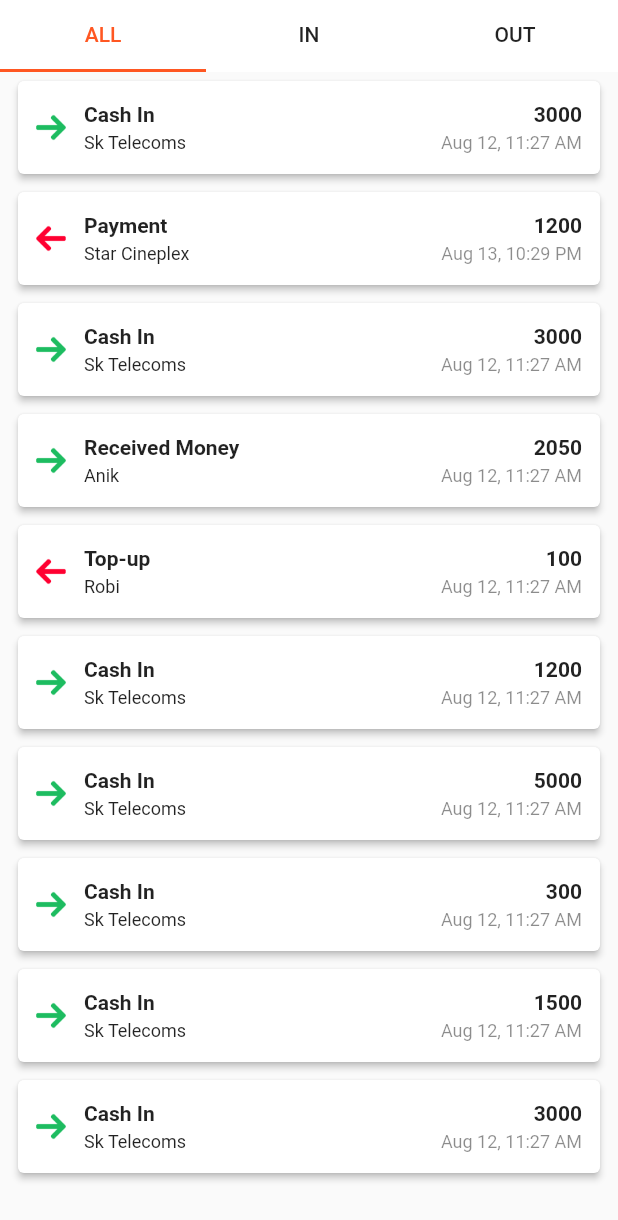
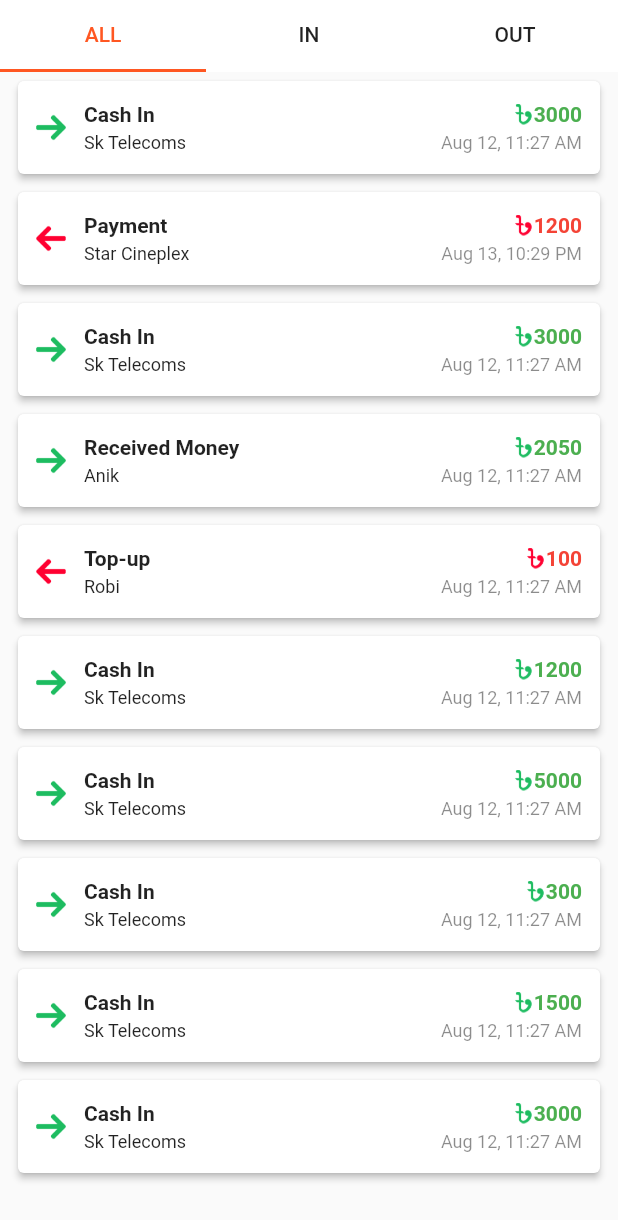
Before and after one commit to evanemran/nagad_cLone, a Flutter app: the TransactionViewpager screen opened directly, on a phone screen of 412 x 824 dp. Shown: the top 1220 px of the screen. Run offline on Flutter 3.47's test engine with Material 2 defaults, Android fonts, the phone set to English and light mode, and no system bars; our stand-ins replace carousel_slider.

Commit message:
transactions updated

```diff
--- a/lib/models/transactions.dart
+++ b/lib/models/transactions.dart
@@ -6,7 +6,8 @@ class Transactions {
   String tTime = "";
   String tAmt = "";
   String tAmtIcon = "";
+  String tType = "";
 
   Transactions({required this.tId, required this.tIcon, required this.tTitle, required this.tBody,
-    required this.tTime, required this.tAmt, required this.tAmtIcon});
+    required this.tTime, required this.tAmt, required this.tAmtIcon, required this.tType});
 }
--- a/lib/styles/AppTheme.dart
+++ b/lib/styles/AppTheme.dart
@@ -26,4 +26,10 @@ class AppTheme {
 
   static final TextStyle tTimeText =
   TextStyle(fontSize: 12.0,fontWeight:FontWeight.normal, color: Colors.black45,fontFamily: "Roboto");
+
+  static final TextStyle inAmtText =
+  TextStyle(fontSize: 14.0,fontWeight:FontWeight.bold, color: Colors.green,fontFamily: "Roboto");
+
+  static final TextStyle outAmtText =
+  TextStyle(fontSize: 14.0,fontWeight:FontWeight.bold, color: Colors.red,fontFamily: "Roboto");
 }
--- a/lib/widgets/transaction_viewpager.dart
+++ b/lib/widgets/transaction_viewpager.dart
@@ -16,35 +16,35 @@ class TransactionViewpager extends StatefulWidget {
 
 class _TransactionViewpagerState extends State<TransactionViewpager> {
   List<Transactions> allTransactionList = [
-    Transactions(tId: 0, tIcon: "assets/ic_transactions_in.png", tTitle: "Cash In", tBody: "Sk Telecoms", tTime: "Aug 12, 11:27 AM", tAmt: "3000", tAmtIcon: "assets/ic_transactions_in_taka.png"),
-    Transactions(tId: 0, tIcon: "assets/ic_transactions_out.png", tTitle: "Payment", tBody: "Star Cineplex", tTime: "Aug 13, 10:29 PM", tAmt: "1200", tAmtIcon: "assets/ic_transactions_out_taka.png"),
-    Transactions(tId: 0, tIcon: "assets/ic_transactions_in.png", tTitle: "Cash In", tBody: "Sk Telecoms", tTime: "Aug 12, 11:27 AM", tAmt: "3000", tAmtIcon: "assets/ic_transactions_in_taka.png"),
-    Transactions(tId: 0, tIcon: "assets/ic_transactions_in.png", tTitle: "Received Money", tBody: "Anik", tTime: "Aug 12, 11:27 AM", tAmt: "2050", tAmtIcon: "assets/ic_transactions_in_taka.png"),
-    Transactions(tId: 0, tIcon: "assets/ic_transactions_out.png", tTitle: "Top-up", tBody: "Robi", tTime: "Aug 12, 11:27 AM", tAmt: "100", tAmtIcon: "assets/ic_transactions_out_taka.png"),
-    Transactions(tId: 0, tIcon: "assets/ic_transactions_in.png", tTitle: "Cash In", tBody: "Sk Telecoms", tTime: "Aug 12, 11:27 AM", tAmt: "1200", tAmtIcon: "assets/ic_transactions_in_taka.png"),
-    Transactions(tId: 0, tIcon: "assets/ic_transactions_in.png", tTitle: "Cash In", tBody: "Sk Telecoms", tTime: "Aug 12, 11:27 AM", tAmt: "5000", tAmtIcon: "assets/ic_transactions_in_taka.png"),
-    Transactions(tId: 0, tIcon: "assets/ic_transactions_in.png", tTitle: "Cash In", tBody: "Sk Telecoms", tTime: "Aug 12, 11:27 AM", tAmt: "300", tAmtIcon: "assets/ic_transactions_in_taka.png"),
-    Transactions(tId: 0, tIcon: "assets/ic_transactions_in.png", tTitle: "Cash In", tBody: "Sk Telecoms", tTime: "Aug 12, 11:27 AM", tAmt: "1500", tAmtIcon: "assets/ic_transactions_in_taka.png"),
-    Transactions(tId: 0, tIcon: "assets/ic_transactions_in.png", tTitle: "Cash In", tBody: "Sk Telecoms", tTime: "Aug 12, 11:27 AM", tAmt: "3000", tAmtIcon: "assets/ic_transactions_in_taka.png"),
+    Transactions(tId: 0, tIcon: "assets/ic_transactions_in.png", tTitle: "Cash In", tBody: "Sk Telecoms", tTime: "Aug 12, 11:27 AM", tAmt: "3000", tAmtIcon: "assets/ic_transactions_in_taka.png", tType: "IN"),
+    Transactions(tId: 0, tIcon: "assets/ic_transactions_out.png", tTitle: "Payment", tBody: "Star Cineplex", tTime: "Aug 13, 10:29 PM", tAmt: "1200", tAmtIcon: "assets/ic_transactions_out_taka.png", tType: "OUT"),
+    Transactions(tId: 0, tIcon: "assets/ic_transactions_in.png", tTitle: "Cash In", tBody: "Sk Telecoms", tTime: "Aug 12, 11:27 AM", tAmt: "3000", tAmtIcon: "assets/ic_transactions_in_taka.png", tType: "IN"),
+    Transactions(tId: 0, tIcon: "assets/ic_transactions_in.png", tTitle: "Received Money", tBody: "Anik", tTime: "Aug 12, 11:27 AM", tAmt: "2050", tAmtIcon: "assets/ic_transactions_in_taka.png", tType: "IN"),
+    Transactions(tId: 0, tIcon: "assets/ic_transactions_out.png", tTitle: "Top-up", tBody: "Robi", tTime: "Aug 12, 11:27 AM", tAmt: "100", tAmtIcon: "assets/ic_transactions_out_taka.png", tType: "OUT"),
+    Transactions(tId: 0, tIcon: "assets/ic_transactions_in.png", tTitle: "Cash In", tBody: "Sk Telecoms", tTime: "Aug 12, 11:27 AM", tAmt: "1200", tAmtIcon: "assets/ic_transactions_in_taka.png", tType: "IN"),
+    Transactions(tId: 0, tIcon: "assets/ic_transactions_in.png", tTitle: "Cash In", tBody: "Sk Telecoms", tTime: "Aug 12, 11:27 AM", tAmt: "5000", tAmtIcon: "assets/ic_transactions_in_taka.png", tType: "IN"),
+    Transactions(tId: 0, tIcon: "assets/ic_transactions_in.png", tTitle: "Cash In", tBody: "Sk Telecoms", tTime: "Aug 12, 11:27 AM", tAmt: "300", tAmtIcon: "assets/ic_transactions_in_taka.png", tType: "IN"),
+    Transactions(tId: 0, tIcon: "assets/ic_transactions_in.png", tTitle: "Cash In", tBody: "Sk Telecoms", tTime: "Aug 12, 11:27 AM", tAmt: "1500", tAmtIcon: "assets/ic_transactions_in_taka.png", tType: "IN"),
+    Transactions(tId: 0, tIcon: "assets/ic_transactions_in.png", tTitle: "Cash In", tBody: "Sk Telecoms", tTime: "Aug 12, 11:27 AM", tAmt: "3000", tAmtIcon: "assets/ic_transactions_in_taka.png", tType: "IN"),
   ];
 
   List<Transactions> inTransactionList = [
-    Transactions(tId: 0, tIcon: "assets/ic_transactions_in.png", tTitle: "Received Money", tBody: "Anik", tTime: "Aug 12, 11:27 AM", tAmt: "2050", tAmtIcon: "assets/ic_transactions_in_taka.png"),
-    Transactions(tId: 0, tIcon: "assets/ic_transactions_in.png", tTitle: "Cash In", tBody: "Sk Telecoms", tTime: "Aug 12, 11:27 AM", tAmt: "1200", tAmtIcon: "assets/ic_transactions_in_taka.png"),
-    Transactions(tId: 0, tIcon: "assets/ic_transactions_in.png", tTitle: "Cash In", tBody: "Sk Telecoms", tTime: "Aug 12, 11:27 AM", tAmt: "5000", tAmtIcon: "assets/ic_transactions_in_taka.png"),
-    Transactions(tId: 0, tIcon: "assets/ic_transactions_in.png", tTitle: "Cash In", tBody: "Sk Telecoms", tTime: "Aug 12, 11:27 AM", tAmt: "300", tAmtIcon: "assets/ic_transactions_in_taka.png"),
-    Transactions(tId: 0, tIcon: "assets/ic_transactions_in.png", tTitle: "Cash In", tBody: "Sk Telecoms", tTime: "Aug 12, 11:27 AM", tAmt: "1500", tAmtIcon: "assets/ic_transactions_in_taka.png"),
-    Transactions(tId: 0, tIcon: "assets/ic_transactions_in.png", tTitle: "Cash In", tBody: "Sk Telecoms", tTime: "Aug 12, 11:27 AM", tAmt: "3000", tAmtIcon: "assets/ic_transactions_in_taka.png"),
+    Transactions(tId: 0, tIcon: "assets/ic_transactions_in.png", tTitle: "Received Money", tBody: "Anik", tTime: "Aug 12, 11:27 AM", tAmt: "2050", tAmtIcon: "assets/ic_transactions_in_taka.png", tType: "IN"),
+    Transactions(tId: 0, tIcon: "assets/ic_transactions_in.png", tTitle: "Cash In", tBody: "Sk Telecoms", tTime: "Aug 12, 11:27 AM", tAmt: "1200", tAmtIcon: "assets/ic_transactions_in_taka.png", tType: "IN"),
+    Transactions(tId: 0, tIcon: "assets/ic_transactions_in.png", tTitle: "Cash In", tBody: "Sk Telecoms", tTime: "Aug 12, 11:27 AM", tAmt: "5000", tAmtIcon: "assets/ic_transactions_in_taka.png", tType: "IN"),
+    Transactions(tId: 0, tIcon: "assets/ic_transactions_in.png", tTitle: "Cash In", tBody: "Sk Telecoms", tTime: "Aug 12, 11:27 AM", tAmt: "300", tAmtIcon: "assets/ic_transactions_in_taka.png", tType: "IN"),
+    Transactions(tId: 0, tIcon: "assets/ic_transactions_in.png", tTitle: "Cash In", tBody: "Sk Telecoms", tTime: "Aug 12, 11:27 AM", tAmt: "1500", tAmtIcon: "assets/ic_transactions_in_taka.png", tType: "IN"),
+    Transactions(tId: 0, tIcon: "assets/ic_transactions_in.png", tTitle: "Cash In", tBody: "Sk Telecoms", tTime: "Aug 12, 11:27 AM", tAmt: "3000", tAmtIcon: "assets/ic_transactions_in_taka.png", tType: "IN"),
   ];
 
   List<Transactions> outTransactionList = [
-    Transactions(tId: 0, tIcon: "assets/ic_transactions_out.png", tTitle: "Payment", tBody: "Star Cineplex", tTime: "Aug 13, 10:29 PM", tAmt: "1200", tAmtIcon: "assets/ic_transactions_out_taka.png"),
-    Transactions(tId: 0, tIcon: "assets/ic_transactions_out.png", tTitle: "Payment", tBody: "Star Cineplex", tTime: "Aug 13, 10:29 PM", tAmt: "1200", tAmtIcon: "assets/ic_transactions_out_taka.png"),
-    Transactions(tId: 0, tIcon: "assets/ic_transactions_out.png", tTitle: "Payment", tBody: "Star Cineplex", tTime: "Aug 13, 10:29 PM", tAmt: "1200", tAmtIcon: "assets/ic_transactions_out_taka.png"),
-    Transactions(tId: 0, tIcon: "assets/ic_transactions_out.png", tTitle: "Payment", tBody: "Star Cineplex", tTime: "Aug 13, 10:29 PM", tAmt: "1200", tAmtIcon: "assets/ic_transactions_out_taka.png"),
-    Transactions(tId: 0, tIcon: "assets/ic_transactions_out.png", tTitle: "Payment", tBody: "Star Cineplex", tTime: "Aug 13, 10:29 PM", tAmt: "1200", tAmtIcon: "assets/ic_transactions_out_taka.png"),
-    Transactions(tId: 0, tIcon: "assets/ic_transactions_out.png", tTitle: "Payment", tBody: "Star Cineplex", tTime: "Aug 13, 10:29 PM", tAmt: "1200", tAmtIcon: "assets/ic_transactions_out_taka.png"),
-    Transactions(tId: 0, tIcon: "assets/ic_transactions_out.png", tTitle: "Payment", tBody: "Star Cineplex", tTime: "Aug 13, 10:29 PM", tAmt: "1200", tAmtIcon: "assets/ic_transactions_out_taka.png"),
+    Transactions(tId: 0, tIcon: "assets/ic_transactions_out.png", tTitle: "Payment", tBody: "Star Cineplex", tTime: "Aug 13, 10:29 PM", tAmt: "1200", tAmtIcon: "assets/ic_transactions_out_taka.png", tType: "OUT"),
+    Transactions(tId: 0, tIcon: "assets/ic_transactions_out.png", tTitle: "Payment", tBody: "Star Cineplex", tTime: "Aug 13, 10:29 PM", tAmt: "1200", tAmtIcon: "assets/ic_transactions_out_taka.png", tType: "OUT"),
+    Transactions(tId: 0, tIcon: "assets/ic_transactions_out.png", tTitle: "Payment", tBody: "Star Cineplex", tTime: "Aug 13, 10:29 PM", tAmt: "1200", tAmtIcon: "assets/ic_transactions_out_taka.png", tType: "OUT"),
+    Transactions(tId: 0, tIcon: "assets/ic_transactions_out.png", tTitle: "Payment", tBody: "Star Cineplex", tTime: "Aug 13, 10:29 PM", tAmt: "1200", tAmtIcon: "assets/ic_transactions_out_taka.png", tType: "OUT"),
+    Transactions(tId: 0, tIcon: "assets/ic_transactions_out.png", tTitle: "Payment", tBody: "Star Cineplex", tTime: "Aug 13, 10:29 PM", tAmt: "1200", tAmtIcon: "assets/ic_transactions_out_taka.png", tType: "OUT"),
+    Transactions(tId: 0, tIcon: "assets/ic_transactions_out.png", tTitle: "Payment", tBody: "Star Cineplex", tTime: "Aug 13, 10:29 PM", tAmt: "1200", tAmtIcon: "assets/ic_transactions_out_taka.png", tType: "OUT"),
+    Transactions(tId: 0, tIcon: "assets/ic_transactions_out.png", tTitle: "Payment", tBody: "Star Cineplex", tTime: "Aug 13, 10:29 PM", tAmt: "1200", tAmtIcon: "assets/ic_transactions_out_taka.png", tType: "OUT"),
   ];
 
 
--- a/lib/widgets/transactions_item_widget.dart
+++ b/lib/widgets/transactions_item_widget.dart
@@ -22,7 +22,7 @@ class TransactionListItem extends StatelessWidget {
             const SizedBox(width: 12,),
             Expanded(child: Column(children: [
               Row(children: [Expanded(child: Padding(padding: const EdgeInsets.fromLTRB(0, 2, 0, 2), child: Text(item.tTitle, style: AppTheme.tTitleText, textAlign: TextAlign.start,),)),
-                Text(item.tAmt, style: AppTheme.tAmtText, textAlign: TextAlign.start,)],),
+                Image.asset(getCurrencyIcon(item.tType), height: 14, width: 14,),Text(item.tAmt, style: getStyle(item.tType), textAlign: TextAlign.start,)],),
               Row(children: [Expanded(child: Padding(padding: const EdgeInsets.fromLTRB(0, 2, 0, 2), child: Text(item.tBody, style: AppTheme.tBodyText, textAlign: TextAlign.start,),)),
                 Text(item.tTime, style: AppTheme.tTimeText, textAlign: TextAlign.start,)],),
             ],)),
@@ -34,4 +34,22 @@ class TransactionListItem extends StatelessWidget {
       ),),);
   }
 
+  getStyle(String tType) {
+    if(tType == "IN"){
+      return AppTheme.inAmtText;
+    }
+    else{
+      return AppTheme.outAmtText;
+    }
+  }
+
+  String getCurrencyIcon(String tType) {
+    if(tType == "IN"){
+      return "assets/ic_transactions_in_taka.png";
+    }
+    else{
+      return "assets/ic_transactions_out_taka.png";
+    }
+  }
+
 }
```
